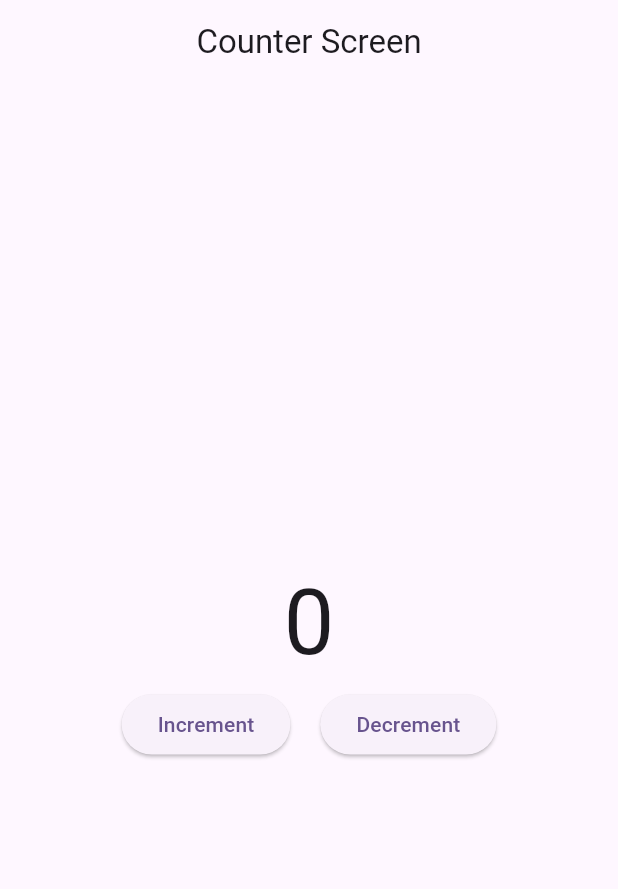
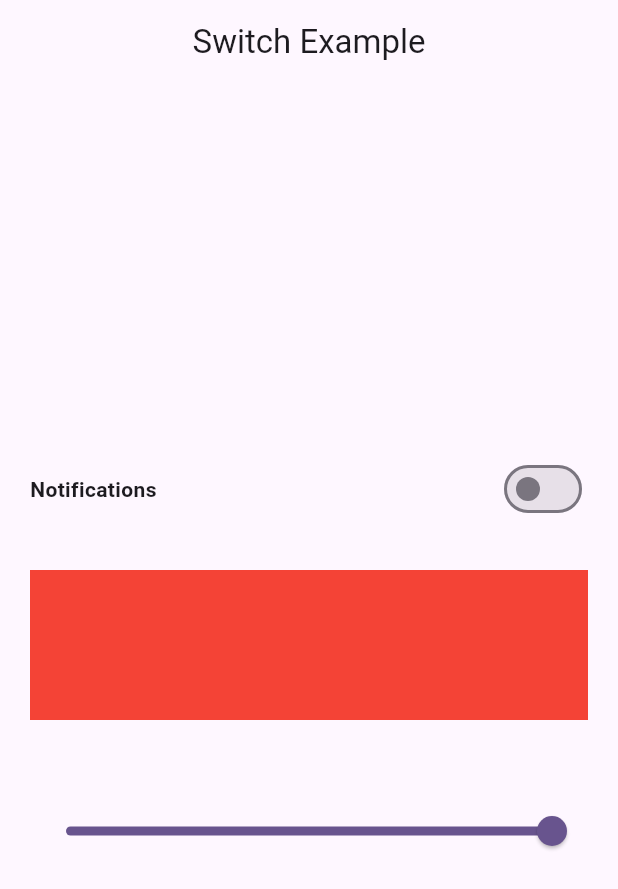
Before and after one commit to sm-aminul-islam/Bloc_clean_coding, a Flutter app: the screen it shows after launch, on a phone screen of 412 x 824 dp. Shown: the top 889 px of the screen. Run offline on Flutter 3.47's test engine with Material 3 defaults, Android fonts, the phone set to English and light mode, and no system bars; our stand-ins replace bloc, equatable, flutter_bloc.

Commit message:
complete switch and slider example using bloc state management

```diff
--- /dev/null
+++ b/bloc_clean_code/lib/bloc/switch_bloc.dart
@@ -0,0 +1,18 @@
+import 'package:bloc/bloc.dart';
+import 'package:bloc_clean_code/bloc/switch_event.dart';
+import 'package:bloc_clean_code/bloc/switch_state.dart';
+
+class SwitchBloc extends Bloc<SwitchEvent, SwitchState> {
+  SwitchBloc() : super(SwitchState(isSwitch: false)) {
+    on<EnableAndDisable>(_enableAnddisable);
+    on<SliderEvent>(_slider);
+  }
+
+  void _enableAnddisable(EnableAndDisable event, Emitter<SwitchState> emit) {
+    emit(state.copyWith(isSwitch: !state.isSwitch));
+  }
+
+  void _slider(SliderEvent event, Emitter<SwitchState> emit) {
+    emit(state.copyWith(slider: event.slider));
+  }
+}
--- /dev/null
+++ b/bloc_clean_code/lib/bloc/switch_event.dart
@@ -0,0 +1,17 @@
+import 'package:equatable/equatable.dart';
+import 'package:flutter/material.dart';
+
+abstract class SwitchEvent extends Equatable {
+  const SwitchEvent();
+  @override
+  List<Object> get props => [];
+}
+
+class EnableAndDisable extends SwitchEvent {}
+
+class SliderEvent extends SwitchEvent {
+  double slider;
+  SliderEvent({required this.slider});
+  @override
+  List<Object> get props => [slider];
+}
--- /dev/null
+++ b/bloc_clean_code/lib/bloc/switch_state.dart
@@ -0,0 +1,15 @@
+import 'package:equatable/equatable.dart';
+
+class SwitchState extends Equatable {
+  bool isSwitch;
+  double slider;
+  SwitchState({this.isSwitch = false, this.slider = 1});
+  SwitchState copyWith({bool? isSwitch, double? slider}) {
+    return SwitchState(
+        isSwitch: isSwitch ?? this.isSwitch, slider: slider ?? this.slider);
+  }
+
+  @override
+  // TODO: implement props
+  List<Object?> get props => [isSwitch, slider];
+}
--- a/bloc_clean_code/lib/main.dart
+++ b/bloc_clean_code/lib/main.dart
@@ -1,5 +1,7 @@
 import 'package:bloc_clean_code/bloc/counter_bloc.dart';
+import 'package:bloc_clean_code/bloc/switch_bloc.dart';
 import 'package:bloc_clean_code/ui/counter_screen.dart';
+import 'package:bloc_clean_code/ui/switch_screen.dart';
 import 'package:flutter/material.dart';
 import 'package:flutter_bloc/flutter_bloc.dart';
 
@@ -15,6 +17,8 @@
   Widget build(BuildContext context) {
     return BlocProvider(
         create: (context) => CounterBloc(),
+        child: BlocProvider(
+          create: (context) => SwitchBloc(),
           child: MaterialApp(
             title: 'Flutter Demo',
             theme: ThemeData(
@@ -22,7 +26,8 @@
               useMaterial3: true,
             ),
             debugShowCheckedModeBanner: false,
-          home: CounterScreen(),
+            home: SwitchScreen(),
+          ),
         ));
   }
 }
--- /dev/null
+++ b/bloc_clean_code/lib/ui/switch_screen.dart
@@ -0,0 +1,63 @@
+import 'package:bloc_clean_code/bloc/switch_bloc.dart';
+import 'package:bloc_clean_code/bloc/switch_event.dart';
+import 'package:bloc_clean_code/bloc/switch_state.dart';
+import 'package:flutter/material.dart';
+import 'package:flutter_bloc/flutter_bloc.dart';
+
+class SwitchScreen extends StatelessWidget {
+  const SwitchScreen({super.key});
+
+  @override
+  Widget build(BuildContext context) {
+    return Scaffold(
+      appBar: AppBar(
+        title: Text("Switch Example"),
+        centerTitle: true,
+      ),
+      body: Padding(
+        padding: const EdgeInsets.all(20.0),
+        child: Column(
+          mainAxisAlignment: MainAxisAlignment.center,
+          crossAxisAlignment: CrossAxisAlignment.center,
+          children: [
+            Row(
+              mainAxisAlignment: MainAxisAlignment.spaceBetween,
+              children: [
+                Text(
+                  "Notifications",
+                  style: TextStyle(fontWeight: FontWeight.bold),
+                ),
+                BlocBuilder<SwitchBloc, SwitchState>(builder: (context, state) {
+                  return Switch(
+                      value: state.isSwitch,
+                      onChanged: (newValue) {
+                        context.read<SwitchBloc>().add(EnableAndDisable());
+                      });
+                })
+              ],
+            ),
+            const SizedBox(
+              height: 30,
+            ),
+            BlocBuilder<SwitchBloc, SwitchState>(builder: (context, state) {
+              return Container(
+                height: 100,
+                color: Colors.red.withOpacity(state.slider),
+              );
+            }),
+            SizedBox(
+              height: 50,
+            ),
+            BlocBuilder<SwitchBloc, SwitchState>(builder: (context, state) {
+              return Slider(
+                  value: state.slider,
+                  onChanged: (value) {
+                    context.read<SwitchBloc>().add(SliderEvent(slider: value));
+                  });
+            })
+          ],
+        ),
+      ),
+    );
+  }
+}
```
Lines whose indentation alone changed are shown as unchanged.
